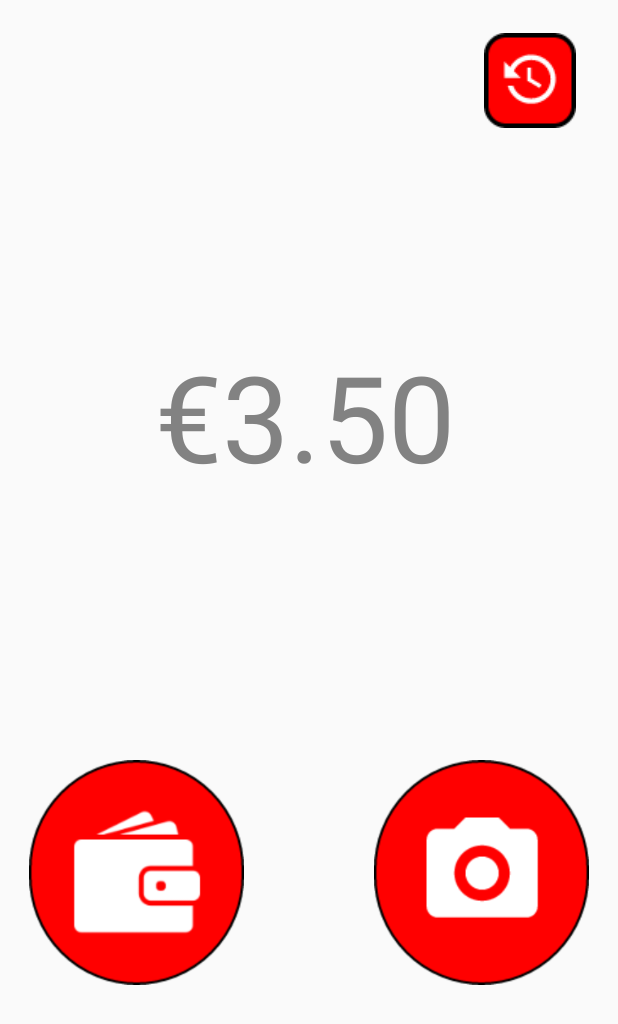
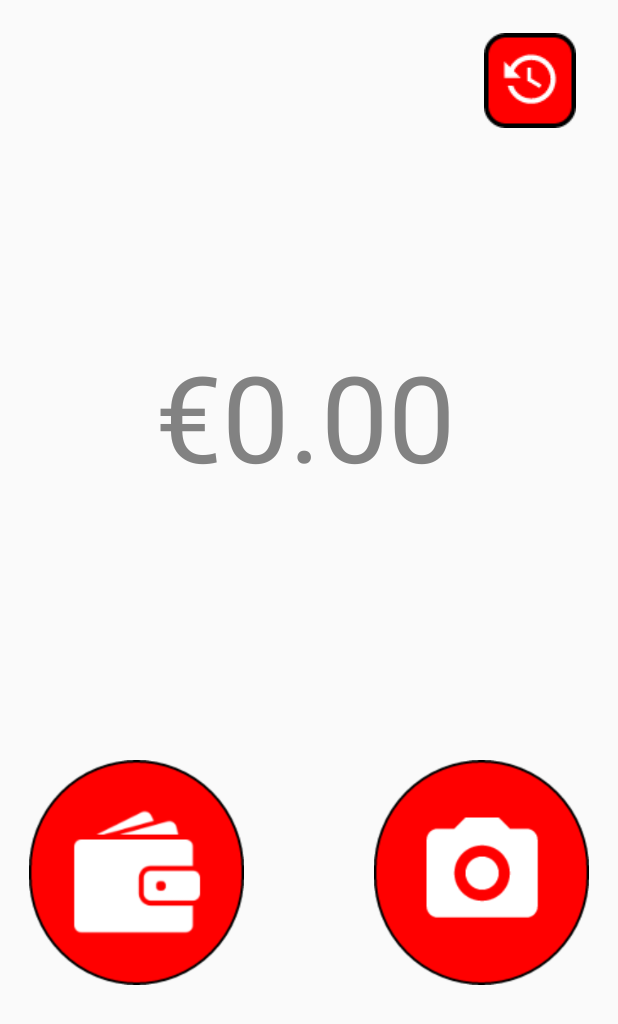
Before and after one commit to Davidparnell/Team-Project, an Android app: the screen it shows after launch (MainActivity), on a phone screen of 412 x 824 dp. Shown: the top 1024 px of the screen. Run offline under Robolectric (Android 15) with nearby library versions, the phone set to English and light mode, and no system bars; our stand-ins replace Room's generated code.

Commit message:
Hsitory deleting older than a month+try catch if database empty- main

```diff
--- a/MoneyApp/app/src/main/AndroidManifest.xml
+++ b/MoneyApp/app/src/main/AndroidManifest.xml
@@ -24,7 +24,7 @@
 
         <activity android:name=".MainActivity"
             android:screenOrientation="portrait"
-            >
+            android:launchMode="singleInstance">
             <intent-filter>
                 <action android:name="android.intent.action.MAIN" />
 
--- a/MoneyApp/app/src/main/java/com/moneyapp/MainActivity.java
+++ b/MoneyApp/app/src/main/java/com/moneyapp/MainActivity.java
@@ -21,6 +21,7 @@ import com.moneyapp.database.WalletDAO;
 import com.moneyapp.database.WalletData;
 
 import java.text.DateFormat;
+import java.text.ParseException;
 import java.text.SimpleDateFormat;
 import java.util.Calendar;
 import java.util.Date;
@@ -71,15 +72,20 @@ public class MainActivity extends AppCompatActivity implements View.OnClickListe
 
         //Date formatting
         Date date = Calendar.getInstance().getTime();
-        //DateFormat dateFormat = new SimpleDateFormat("yyyy-MM-dd HH:mm:ss", Locale.UK);
+        DateFormat dateFormat = new SimpleDateFormat("yyyy-MM-dd HH:mm:ss", Locale.UK);
 
         //dummy data
-        //dateFormat.parse("2019-10-02 15:15:14" for testing date with hard coding
+        /*try {
+            date = dateFormat.parse("2019-4-14 14:15:14"); //for testing date with hard coding
+        } catch (ParseException e) {
+            e.printStackTrace();
+        }*/
+
         //walletData = walletDAO.getRecentWallet();
         walletData.setWalletOptions(date, (float) 3.50, (float)0.00);
         walletData.setNotes(new int[] {0, 0, 0, 0});
         walletData.setCoins(new int[] {1,1,1,0,0,0});
-        walletDAO.insert(walletData);
+        //walletDAO.insert(walletData);
     }
 
     @Override
@@ -92,7 +98,15 @@ public class MainActivity extends AppCompatActivity implements View.OnClickListe
     public void onResume() {
         super.onResume();
         Intent intent = getIntent();
-        walletData = walletDAO.getRecentWallet();
+        if(walletDAO.getRecentWallet() != null){
+            walletData = walletDAO.getRecentWallet();
+        }else{
+            walletData.setWalletOptions(Calendar.getInstance().getTime(), 0, 0);
+            walletData.setNotes(new int[] {0, 0, 0, 0});
+            walletData.setCoins(new int[] {0,0,0,0,0,0});
+            walletDAO.insert(walletData);
+        }
+
         balance = String.format(Locale.UK, "%.02f", walletData.getBalance());
         balanceView.setText("\u20ac" +balance);
         balanceView.setTextSize(80);
@@ -182,7 +196,6 @@ public class MainActivity extends AppCompatActivity implements View.OnClickListe
                 break;
             }
         }
-
         return true;
     }
 }
--- a/MoneyApp/app/src/main/java/com/moneyapp/database/WalletDAO.java
+++ b/MoneyApp/app/src/main/java/com/moneyapp/database/WalletDAO.java
@@ -1,5 +1,6 @@
 package com.moneyapp.database;
 
+import java.util.Date;
 import java.util.List;
 
 import androidx.room.Dao;
@@ -16,11 +17,8 @@ public interface WalletDAO {
     @Query("SELECT * FROM wallet ORDER BY date DESC LIMIT 1")
     WalletData getRecentWallet();
 
-    @Query("DELETE FROM wallet")
-    void deleteAll();
-
-    @Query("DELETE FROM wallet WHERE date <= date('now','-2 day')")
-    void deleteOlderThenMonth();
+    @Query("DELETE FROM wallet WHERE date <= :from")
+    void deleteOlderThenMonth(Date from);
 
     @Insert
     void insert(WalletData walletData);
--- a/MoneyApp/app/src/main/java/com/moneyapp/transaction/PaySuggestion.java
+++ b/MoneyApp/app/src/main/java/com/moneyapp/transaction/PaySuggestion.java
@@ -279,7 +279,7 @@ public class PaySuggestion extends AppCompatActivity implements View.OnClickList
     }
 
     //takes 2 pay arrays to compare + cleans up 2nd after 2nd algorithm. register for coin compare needs to specific to coins
-    public int[] comparePayment(float register, int pay[], int pay2[], float values[]) {
+    public int[] comparePayment(float register, int pay[], int pay2[], float values[]) { //values are note/coin numbers eg. 50,20,10,5,2,1,0.5 etc.
         float payTotal = 0;
         float payTotal2 = 0;
 
@@ -287,6 +287,7 @@ public class PaySuggestion extends AppCompatActivity implements View.OnClickList
             payTotal += pay[i] * values[i];
             payTotal2 += pay2[i] * values[i];
         }
+        Log.d("REG", String.valueOf(payTotal)+" "+String.valueOf(payTotal2));
 
         float overflow = payTotal - register;  //Which is closer to amount needed
         float overflow2 = payTotal2 - register;
--- a/MoneyApp/app/src/main/java/com/moneyapp/transaction/ScanProgress.java
+++ b/MoneyApp/app/src/main/java/com/moneyapp/transaction/ScanProgress.java
@@ -41,7 +41,7 @@ class ScanProgress extends AsyncTask<Void, Integer, Void> {
     @Override
     protected void onProgressUpdate(Integer... values) {
         super.onProgressUpdate(values);
-        Log.d("REG", String.valueOf(values[0]));
+        //Log.d("REG", String.valueOf(values[0]));
         progressBar.setProgress(values[0]*25);
     }
 
--- a/MoneyApp/app/src/main/java/com/moneyapp/wallet/Wallet.java
+++ b/MoneyApp/app/src/main/java/com/moneyapp/wallet/Wallet.java
@@ -12,13 +12,9 @@ import android.widget.Toast;
 import com.moneyapp.database.AppDatabase;
 import com.moneyapp.database.WalletDAO;
 import com.moneyapp.database.WalletData;
-import com.moneyapp.MainActivity;
 import com.moneyapp.R;
 
 import java.util.Arrays;
-import java.util.Calendar;
-import java.util.Date;
-
 
 public class Wallet extends AppCompatActivity implements View.OnClickListener {
 
```
Also changed, not shown: MoneyApp/app/src/main/java/com/moneyapp/history/History.java (+9 -0 lines), MoneyApp/app/src/main/res/activity_suggestion.xml (deleted, +0 -17 lines).
